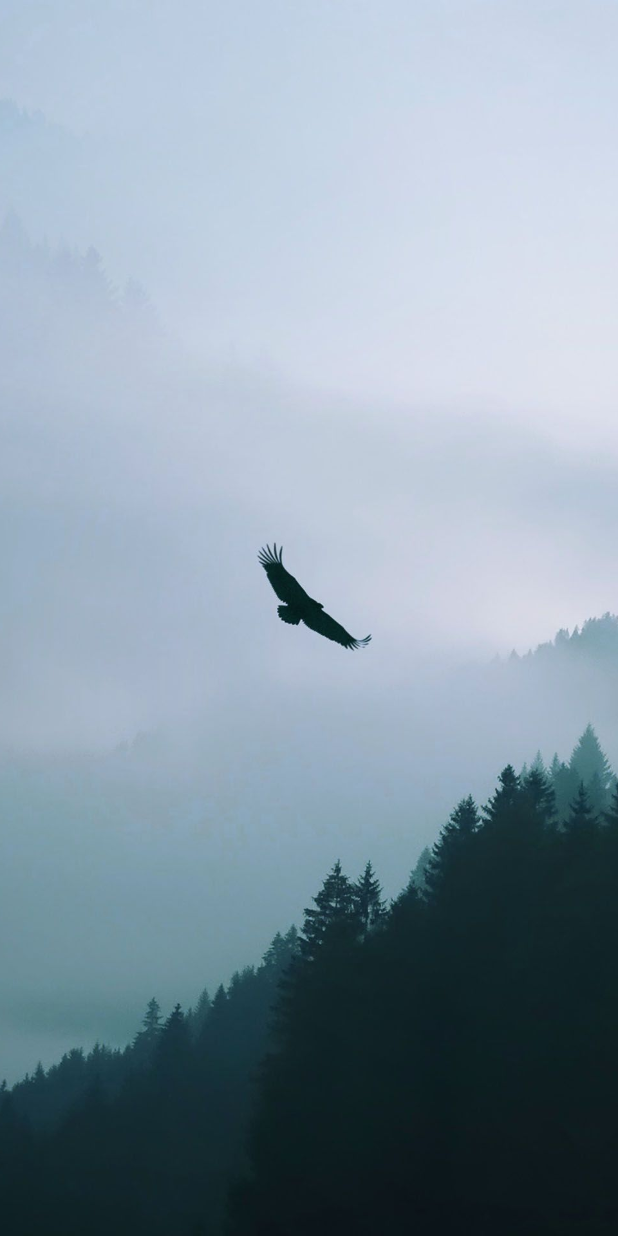
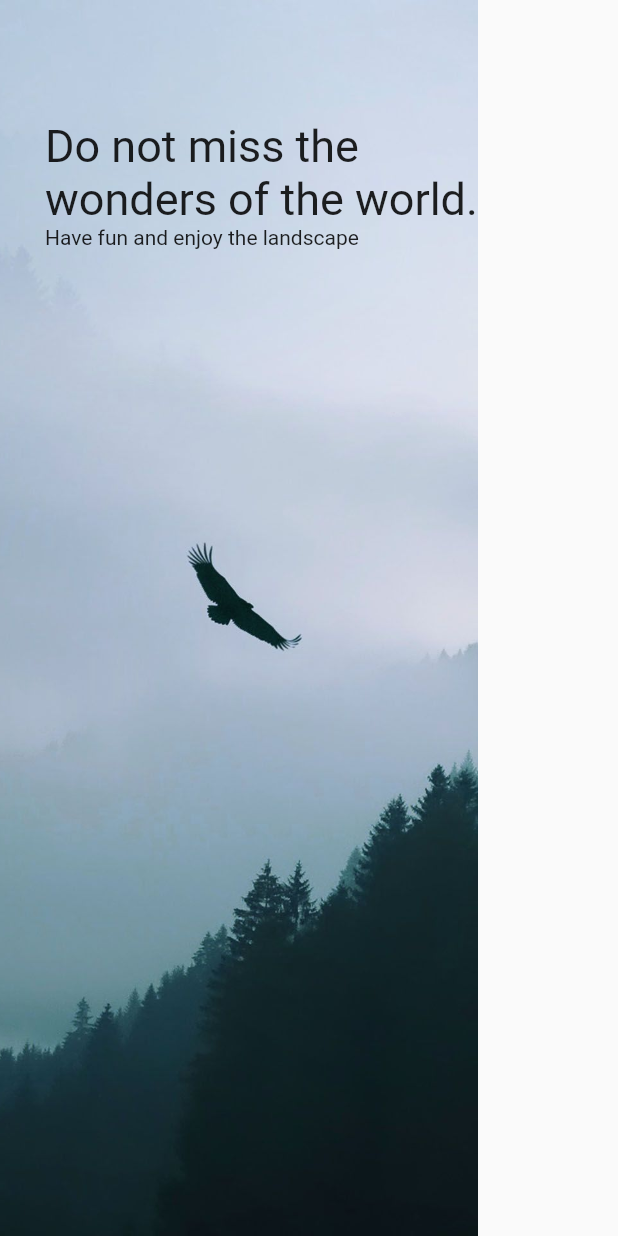
Before and after one commit to aledevme/flutter-travelui, a Flutter app: the screen it shows after launch, on a phone screen of 412 x 824 dp. Run offline on Flutter 3.47's test engine with Material 2 defaults, Android fonts, the light colour scheme and no system bars.

Commit message:
adding headtext

```diff
--- a/lib/pages/landing.dart
+++ b/lib/pages/landing.dart
@@ -13,7 +13,31 @@
             image: AssetImage('assets/cover.jpg')
           )
         ),
-        child: Container()
+        child: Stack(
+          children: [
+            Positioned(
+              child: Container(
+                padding: EdgeInsets.only(
+                  left: 30
+                ),
+                child: Column(
+                  crossAxisAlignment: CrossAxisAlignment.start,
+                  children: [
+                    SizedBox(height: 80),
+                    Text('Do not miss the', style: TextStyle(
+                      fontSize: 30
+                    )),
+                    Text('wonders of the world.', style: TextStyle(
+                      fontSize: 30
+                    )),
+                    Text('Have fun and enjoy the landscape')
+                  ],
+                ),
+              )
+            ),
+
+          ],
+        )
       )
     );
   }
```
